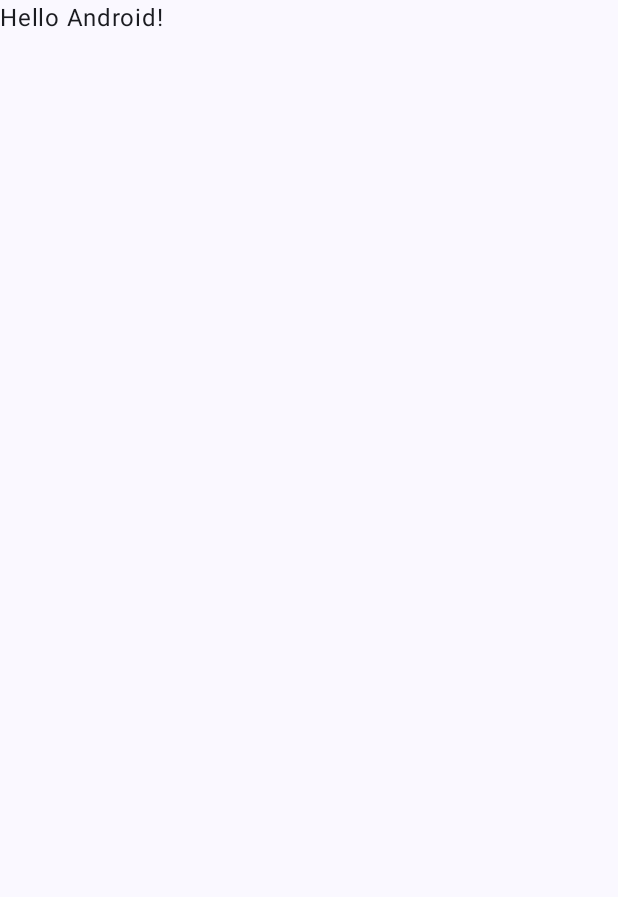
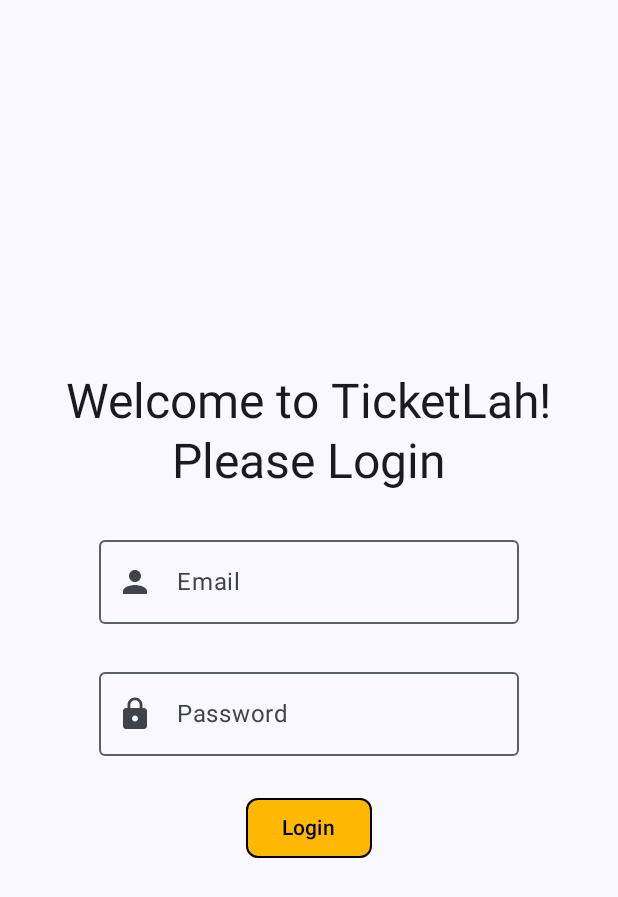
Before and after one commit to verycoldyiting/MAD25_T02_Team1, an Android app built with Jetpack Compose: the screen it shows after launch (MainActivity before the commit, LoginScreen after it), on a phone screen of 412 x 824 dp. Before the commit the part shown is almost empty. Shown: the top 897 px of the screen. Run offline under Robolectric (Android 15) with nearby library versions, the phone set to English and light mode, and no system bars.

Commit message:
daphne commit working login frontend

```diff
--- a/app/src/main/AndroidManifest.xml
+++ b/app/src/main/AndroidManifest.xml
@@ -13,7 +13,7 @@
         android:theme="@style/Theme.MAD25_T02_Team1"
         tools:targetApi="31">
         <activity
-            android:name=".MainActivity"
+            android:name=".LoginScreen"
             android:exported="true"
             android:label="@string/app_name"
             android:theme="@style/Theme.MAD25_T02_Team1">
--- /dev/null
+++ b/app/src/main/java/sg/edu/np/mad/mad25_t02_team1/LoginPage.kt
@@ -0,0 +1,116 @@
+package sg.edu.np.mad.mad25_t02_team1
+
+import android.content.Intent
+import android.os.Bundle
+import androidx.activity.ComponentActivity
+import androidx.activity.compose.setContent
+import androidx.activity.enableEdgeToEdge
+import androidx.compose.foundation.BorderStroke
+import androidx.compose.foundation.layout.Box
+import androidx.compose.foundation.layout.Column
+import androidx.compose.foundation.layout.Spacer
+import androidx.compose.foundation.layout.fillMaxSize
+import androidx.compose.foundation.layout.padding
+import androidx.compose.foundation.shape.RoundedCornerShape
+import androidx.compose.material.icons.Icons
+import androidx.compose.material.icons.filled.Lock
+import androidx.compose.material.icons.filled.Person
+import androidx.compose.material3.Button
+import androidx.compose.material3.ButtonDefaults
+import androidx.compose.material3.Icon
+import androidx.compose.material3.MaterialTheme
+import androidx.compose.material3.OutlinedTextField
+import androidx.compose.material3.Scaffold
+import androidx.compose.material3.Text
+import androidx.compose.runtime.Composable
+import androidx.compose.runtime.getValue
+import androidx.compose.runtime.mutableStateOf
+import androidx.compose.runtime.saveable.rememberSaveable
+import androidx.compose.runtime.setValue
+import androidx.compose.ui.Alignment
+import androidx.compose.ui.Modifier
+import androidx.compose.ui.graphics.Color
+import androidx.compose.ui.tooling.preview.Preview
+import androidx.compose.ui.unit.dp
+import sg.edu.np.mad.mad25_t02_team1.ui.theme.MAD25_T02_Team1Theme
+import sg.edu.np.mad.mad25_t02_team1.ui.theme.YELLOW
+
+class LoginScreen : ComponentActivity() {
+    override fun onCreate(savedInstanceState: Bundle?) {
+        super.onCreate(savedInstanceState)
+        enableEdgeToEdge()
+        setContent {
+            MAD25_T02_Team1Theme {
+                Scaffold(modifier = Modifier.fillMaxSize()) { innerPadding ->
+                    LoginScreen(
+                        onLoginSuccess = {
+                            val intent = Intent(this@LoginScreen, MainActivity::class.java)
+                            startActivity(intent)
+                        },
+                        modifier = Modifier.padding(innerPadding)
+                    )
+
+                }
+            }
+        }
+    }
+}
+
+@Composable
+fun LoginScreen(
+    onLoginSuccess: () -> Unit,
+    modifier: Modifier = Modifier
+){
+    var email by rememberSaveable { mutableStateOf("")}
+    var password by rememberSaveable {mutableStateOf("")}
+
+    Box(
+        modifier = modifier.fillMaxSize().padding(24.dp),
+        contentAlignment = Alignment.Center
+    ){
+        Column(
+            horizontalAlignment = Alignment.CenterHorizontally
+        ){
+            Text(text = "Welcome to TicketLah!", style = MaterialTheme.typography.headlineLarge)
+            Text(text = "Please Login", style = MaterialTheme.typography.headlineLarge)
+            Spacer(modifier = Modifier.padding(12.dp))
+            OutlinedTextField(
+                value = email,
+                onValueChange = {email = it},
+                label = { Text(text = "Email")},
+                leadingIcon = { Icon(Icons.Default.Person, contentDescription = "Username") }
+            )
+            Spacer(modifier = Modifier.padding(12.dp))
+            OutlinedTextField(
+                value = password,
+                onValueChange = {password = it},
+                label = { Text(text = "Password")},
+                leadingIcon = { Icon(Icons.Default.Lock, contentDescription = "Password") }
+            )
+            Spacer(modifier = Modifier.padding(12.dp))
+            Button(
+                onClick = {
+                    if (validateLogin(email, password)){
+                        onLoginSuccess()
+                    }
+                },
+                colors = ButtonDefaults.buttonColors(
+                    containerColor = YELLOW,
+                    contentColor = Color.Black
+                ),
+                border = BorderStroke(1.dp, Color.Black),
+                shape = RoundedCornerShape(8.dp)
+            ){
+                Text(text = "Login")
+            }
+        }
+
+    }
+
+}
+
+fun validateLogin(username: String, password: String): Boolean{
+    val myUsername = "admin"
+    val myPassword = "password"
+    return username == myUsername && password == myPassword
+}
--- /dev/null
+++ b/app/src/main/java/sg/edu/np/mad/mad25_t02_team1/RegisterPage.kt
@@ -0,0 +1 @@
+package sg.edu.np.mad.mad25_t02_team1
--- a/app/src/main/java/sg/edu/np/mad/mad25_t02_team1/ui/theme/Color.kt
+++ b/app/src/main/java/sg/edu/np/mad/mad25_t02_team1/ui/theme/Color.kt
@@ -9,3 +9,5 @@ val Pink80 = Color(0xFFEFB8C8)
 val Purple40 = Color(0xFF6650a4)
 val PurpleGrey40 = Color(0xFF625b71)
 val Pink40 = Color(0xFF7D5260)
+
+val YELLOW = Color(0xFFFEB801)
--- a/gradle/libs.versions.toml
+++ b/gradle/libs.versions.toml
@@ -1,5 +1,5 @@
 [versions]
-agp = "8.3.2"
+agp = "8.9.1"
 kotlin = "1.9.0"
 coreKtx = "1.10.1"
 junit = "4.13.2"
```
Also changed, not shown: gradle/wrapper/gradle-wrapper.properties.
